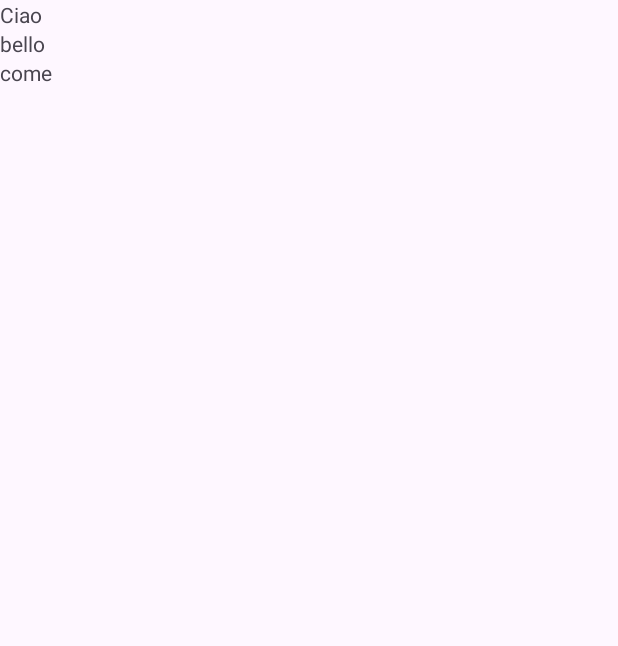
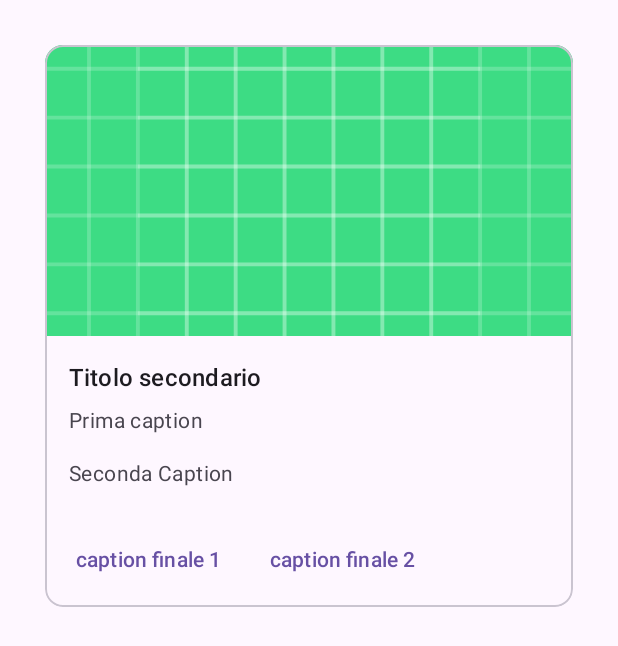
Before and after one commit to lucaAgos/ApplicazioniPerAndroid, an Android app: the screen it shows after launch (MainActivity), on a phone screen of 412 x 824 dp. Before the commit the part shown is almost empty. Shown: the top 646 px of the screen. Run offline under Robolectric (Android 15) with nearby library versions, the phone set to English and light mode, and no system bars; 1 statement that could not run was skipped.

Commit message:
Secondo Esempio

```diff
--- a/app/src/main/java/com/example/primaapplicazioneandroid/MainActivity.java
+++ b/app/src/main/java/com/example/primaapplicazioneandroid/MainActivity.java
@@ -23,7 +23,7 @@ public class MainActivity extends AppCompatActivity {
         //La classe R viene utilizzata per aggiungere componenti in modo dinamico
         setContentView(R.layout.activity_main); //Associa un activity ad un layout
         System.out.println(R.id.scrittaCiao);
-        TextView scrittaCiao = findViewById(R.id.scrittaCiao);
+      //  TextView scrittaCiao = findViewById(R.id.scrittaCiao);
 
     }
 }
--- a/app/src/main/res/layout/activity_main.xml
+++ b/app/src/main/res/layout/activity_main.xml
@@ -1,7 +1,6 @@
 <?xml version="1.0" encoding="utf-8"?>
 <!--E' un contenitore che permtte di accettare delle view-->
 <LinearLayout xmlns:android="http://schemas.android.com/apk/res/android"
-
     xmlns:app="http://schemas.android.com/apk/res-auto"
     xmlns:tools="http://schemas.android.com/tools"
     android:id="@+id/main"
@@ -10,23 +9,82 @@
     android:layout_height="match_parent"
     tools:context=".MainActivity">
 
-  <TextView
-      android:layout_width="wrap_content"
-      android:layout_height="wrap_content"
-      android:text="Ciao"
-      android:id="@+id/scrittaCiao"
-      app:layout_constraintBottom_toBottomOf="parent"
-      app:layout_constraintEnd_toEndOf="parent"
-      app:layout_constraintStart_toStartOf="parent"
-      app:layout_constraintTop_toTopOf="parent" />
+    <com.google.android.material.card.MaterialCardView
+        android:id="@+id/card"
+        android:layout_width="match_parent"
+        android:layout_height="wrap_content"
+        android:layout_margin="30dp">
 
-  <TextView
-      android:text="bello"
-      android:layout_width="match_parent"
-      android:layout_height="wrap_content"/>
-  <TextView
-      android:text="come"
-      android:layout_width="match_parent"
-      android:layout_height="wrap_content"/>
+        <LinearLayout
+            android:layout_width="match_parent"
+            android:layout_height="wrap_content"
+            android:orientation="vertical">
+
+            <!-- Media -->
+
+            <ImageView
+                android:layout_width="match_parent"
+                android:layout_height="194dp"
+                android:contentDescription="Descrizione"
+                android:scaleType="centerCrop"
+
+                app:srcCompat="@drawable/ic_launcher_background"/>
+            <!-- Sistema Hardcoded da  -->
+            <LinearLayout
+                android:layout_width="match_parent"
+                android:layout_height="wrap_content"
+                android:orientation="vertical"
+                android:padding="16dp">
+
+                <!-- Title, secondary and supporting text -->
+                <TextView
+                    android:layout_width="wrap_content"
+                    android:layout_height="wrap_content"
+                    android:text="Titolo secondario"
+                    android:textAppearance="?attr/textAppearanceTitleMedium"
+                    />
+                <TextView
+                    android:layout_width="wrap_content"
+                    android:layout_height="wrap_content"
+                    android:layout_marginTop="8dp"
+                    android:text="Prima caption"
+                    android:textAppearance="?attr/textAppearanceBodyMedium"
+                    android:textColor="?android:attr/textColorSecondary"
+                    />
+                <TextView
+                    android:layout_width="wrap_content"
+                    android:layout_height="wrap_content"
+                    android:layout_marginTop="16dp"
+                    android:text="Seconda Caption"
+                    android:textAppearance="?attr/textAppearanceBodyMedium"
+                    android:textColor="?android:attr/textColorSecondary"
+                    />
+
+            </LinearLayout>
+
+            <!-- Buttons -->
+            <LinearLayout
+                android:layout_width="wrap_content"
+                android:layout_height="wrap_content"
+                android:layout_margin="8dp"
+                android:orientation="horizontal">
+                <com.google.android.material.button.MaterialButton
+                    android:layout_width="wrap_content"
+                    android:layout_height="wrap_content"
+                    android:layout_marginEnd="8dp"
+                    android:text="caption finale 1"
+                    style="?attr/borderlessButtonStyle"
+                    />
+                <com.google.android.material.button.MaterialButton
+                    android:layout_width="wrap_content"
+                    android:layout_height="wrap_content"
+                    android:text="caption finale 2"
+                    style="?attr/borderlessButtonStyle"
+                    />
+            </LinearLayout>
+
+        </LinearLayout>
+
+    </com.google.android.material.card.MaterialCardView>
 
 </LinearLayout>
```
